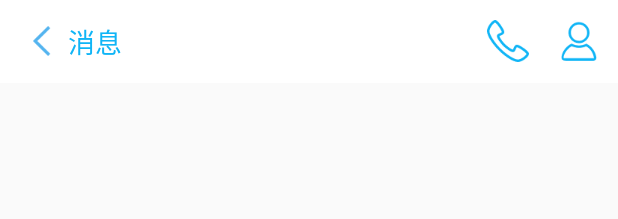
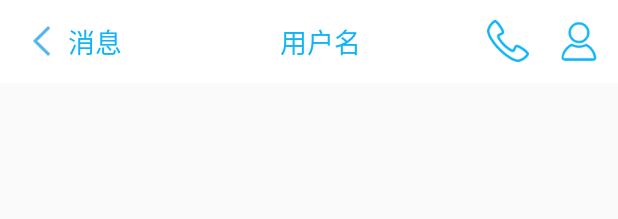
Before and after one commit to xyj155/Tease, an Android app: the layout activity_conversation.xml on its own in the app's theme, with its tools: preview values and no code run, on a phone screen of 412 x 824 dp. Shown: the top 219 px of the screen. Run offline under Robolectric (Android 15) with nearby library versions, the phone set to English and light mode, and no system bars.

Commit message:
聊天界面

```diff
--- a/conversation/src/main/java/com/example/conversation/adapter/ConversationAdapter.java
+++ b/conversation/src/main/java/com/example/conversation/adapter/ConversationAdapter.java
@@ -18,11 +18,15 @@ public class ConversationAdapter extends BaseMultiItemQuickAdapter<ConversationE
      *
      * @param data A new list is created out of this one to avoid mutable list
      */
+
     public ConversationAdapter(List<ConversationEntity> data) {
         super(data);
+
         addItemType(ConversationEntity.TYPE_CHAT_MESSAGE, R.layout.conversation_ry_item_chat_chatfriends);//发送
         addItemType(ConversationEntity.TYPE_CLIENT_MESSAGE, R.layout.conversation_ry_item_chat_user);//接受
     }
+
+
 
     @Override
     protected void convert(BaseViewHolder helper, ConversationEntity item) {
--- a/conversation/src/main/java/com/example/conversation/contract/ConversationContract.java
+++ b/conversation/src/main/java/com/example/conversation/contract/ConversationContract.java
@@ -24,7 +24,7 @@ public interface ConversationContract {
         /**
          * 获取会话
          */
-        void getConversation(List<ConversationEntity> conversationEntities);
+        void setConversation(List<ConversationEntity> conversationEntities);
 
         /**
          * 登录是否成功
--- a/conversation/src/main/java/com/example/conversation/presenter/ConversationPresenter.java
+++ b/conversation/src/main/java/com/example/conversation/presenter/ConversationPresenter.java
@@ -11,12 +11,9 @@ import java.util.ArrayList;
 import java.util.List;
 
 import cn.jpush.im.android.api.JMessageClient;
-import cn.jpush.im.android.api.content.MessageContent;
 import cn.jpush.im.android.api.model.Conversation;
 import cn.jpush.im.android.api.model.Message;
 import cn.jpush.im.api.BasicCallback;
-
-import static android.R.id.message;
 
 /**
  * Created by Xuyijie on 2018/10/9.
@@ -74,7 +71,7 @@ public class ConversationPresenter implements ConversationContract.Presenter {
                 list.add(ConversationEntity.chat(message1));
             }
         }
-        view.getConversation(list);
+        view.setConversation(list);
     }
 
     /**
--- a/conversation/src/main/res/layout/activity_conversation.xml
+++ b/conversation/src/main/res/layout/activity_conversation.xml
@@ -1,14 +1,4 @@
 <?xml version="1.0" encoding="utf-8"?>
-<RelativeLayout xmlns:android="http://schemas.android.com/apk/res/android"
-    xmlns:app="http://schemas.android.com/apk/res-auto"
-    xmlns:tools="http://schemas.android.com/tools"
-    android:layout_width="match_parent"
-    android:layout_height="match_parent"
-    android:background="#fafafa"
-    android:orientation="vertical"
-    tools:context="com.example.conversation.activity.ConversationActivity">
-
-
 <RelativeLayout xmlns:android="http://schemas.android.com/apk/res/android"
     xmlns:app="http://schemas.android.com/apk/res-auto"
     xmlns:tools="http://schemas.android.com/tools"
@@ -38,6 +28,17 @@
                 android:gravity="center"
                 android:scaleType="center"
                 android:text="消息"
+                android:textColor="#10b5f6"
+                android:textSize="18sp" />
+
+            <TextView
+                android:id="@+id/tv_username"
+                android:layout_width="wrap_content"
+                android:layout_height="match_parent"
+                android:layout_alignParentTop="true"
+                android:layout_centerHorizontal="true"
+                android:gravity="center"
+                android:text="用户名"
                 android:textColor="#10b5f6"
                 android:textSize="18sp" />
 
@@ -98,7 +99,10 @@
                 android:layout_marginRight="3dp"
                 android:layout_marginTop="5dp"
                 android:layout_weight="1"
-                    android:background="#ffffff" />
+                android:background="#ffffff"
+                android:imeOptions="actionDone"
+                android:lines="1"
+                android:paddingLeft="8dp" />
 
             <FrameLayout
                 android:layout_width="match_parent"
@@ -187,6 +191,3 @@
         </LinearLayout>
     </LinearLayout>
 </RelativeLayout>
-
-
-</RelativeLayout>
--- a/conversation/src/main/res/layout/conversation_ry_item_chat_chatfriends.xml
+++ b/conversation/src/main/res/layout/conversation_ry_item_chat_chatfriends.xml
@@ -22,11 +22,10 @@
         android:layout_height="wrap_content">
     <com.example.library.weight.bubble.BubbleTextView
         android:id="@+id/tv_main_item_content"
-        android:layout_width="match_parent"
+        android:layout_width="wrap_content"
         android:layout_height="wrap_content"
         android:paddingBottom="5dp"
         android:paddingTop="5dp"
-        android:layout_weight="1"
         android:padding="10dp"
         android:textColor="#ffffff"
         android:layout_marginRight="80dp"
@@ -37,7 +36,7 @@
         android:paddingRight="7dp"
         app:arrowCenter="true"
         app:arrowHeight="10dp"
-        app:arrowLocation="right"
+        app:arrowLocation="left"
         app:arrowPosition="14dp"
         app:arrowWidth="8dp"
         app:bubbleColor="#10b5f6" />
--- a/library/build.gradle
+++ b/library/build.gradle
@@ -49,7 +49,7 @@ dependencies {
     configurations.all {
         resolutionStrategy.force "com.android.support:appcompat-v7:25.0.0"
     }
-    compile 'com.github.CymChad:BaseRecyclerViewAdapterHelper:2.9.22'
+    compile 'com.github.CymChad:BaseRecyclerViewAdapterHelper:2.9.40'
     compile 'com.android.support.constraint:constraint-layout:1.0.2'
     compile 'com.alibaba:arouter-api:1.2.4'
     testCompile 'junit:junit:4.12'
```
Also changed, not shown: conversation/src/main/res/layout/conversation_ry_item_empty_layout.xml (added, +14 -0 lines), library/src/main/java/com/example/library/base/BaseActivity.java (+27 -0 lines), conversation/src/main/res/mipmap-xhdpi/conver_empty_infor.png (added). Lines whose indentation alone changed are shown as unchanged.
